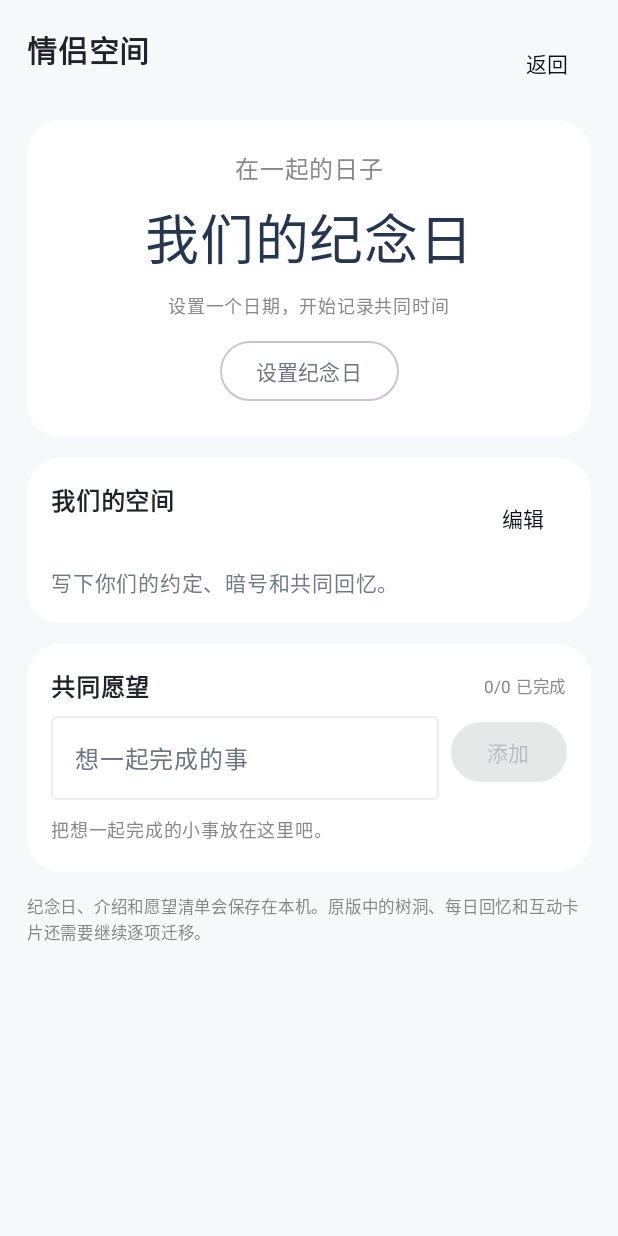
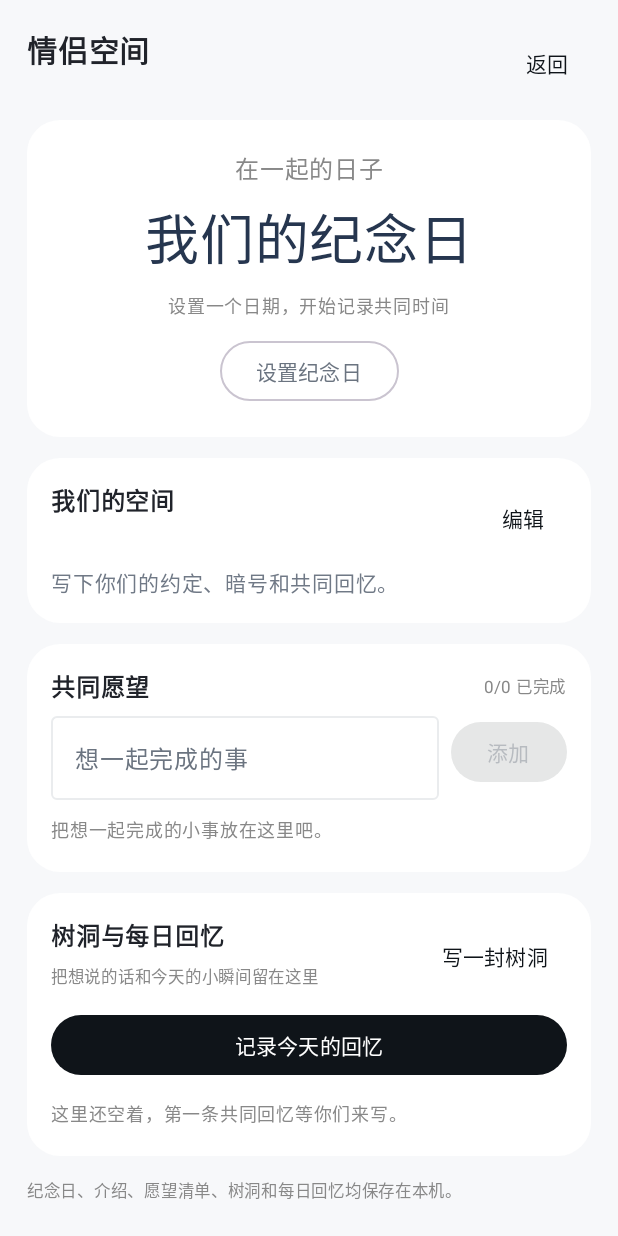
Before and after one commit to water1014/MioWatery-Original, an Android app built with Jetpack Compose: the composable CoupleScreen shown on its own in the app's theme, on a phone screen of 412 x 824 dp. Run offline under Robolectric (Android 15) with nearby library versions, the phone set to English and light mode, and no system bars; pictures from the network do not load; 2 statements that could not run were skipped.

Commit message:
Add persistent couple treehole and daily memories

```diff
--- a/android/app/src/main/java/com/water1014/miowatery/ui/CoupleScreen.kt
+++ b/android/app/src/main/java/com/water1014/miowatery/ui/CoupleScreen.kt
@@ -31,6 +31,10 @@ fun CoupleScreen(onBack: () -> Unit, modifier: Modifier = Modifier) {
     var dateDraft by remember { mutableStateOf(since) }
     var introDialog by remember { mutableStateOf(false) }
     var introDraft by remember { mutableStateOf(intro) }
+    var notes by remember { mutableStateOf(loadCoupleNotes(prefs)) }
+    var noteDialog by remember { mutableStateOf(false) }
+    var noteKind by remember { mutableStateOf("树洞") }
+    var noteDraft by remember { mutableStateOf("") }
     val days = remember(since) { runCatching { ChronoUnit.DAYS.between(LocalDate.parse(since), LocalDate.now()).toInt() + 1 }.getOrNull() }
 
     Column(modifier.fillMaxSize().background(Color(0xFFF7F8FA)).verticalScroll(rememberScrollState()).padding(18.dp), verticalArrangement = Arrangement.spacedBy(14.dp)) {
@@ -81,7 +85,34 @@ fun CoupleScreen(onBack: () -> Unit, modifier: Modifier = Modifier) {
                 }
             }
         }
-        Text("纪念日、介绍和愿望清单会保存在本机。原版中的树洞、每日回忆和互动卡片还需要继续逐项迁移。", color = Color.Gray, fontSize = 11.sp, lineHeight = 17.sp)
+        Card(colors = CardDefaults.cardColors(containerColor = Color.White), shape = RoundedCornerShape(22.dp)) {
+            Column(Modifier.fillMaxWidth().padding(16.dp), verticalArrangement = Arrangement.spacedBy(10.dp)) {
+                Row(Modifier.fillMaxWidth(), horizontalArrangement = Arrangement.SpaceBetween, verticalAlignment = androidx.compose.ui.Alignment.CenterVertically) {
+                    Column(verticalArrangement = Arrangement.spacedBy(3.dp)) {
+                        Text("树洞与每日回忆", fontWeight = FontWeight.SemiBold, color = Color(0xFF20232A))
+                        Text("把想说的话和今天的小瞬间留在这里", color = Color.Gray, fontSize = 11.sp)
+                    }
+                    TextButton(onClick = { noteKind = "树洞"; noteDraft = ""; noteDialog = true }) { Text("写一封树洞") }
+                }
+                Button(onClick = { noteKind = "每日回忆"; noteDraft = ""; noteDialog = true }, modifier = Modifier.fillMaxWidth()) { Text("记录今天的回忆") }
+                if (notes.isEmpty()) Text("这里还空着，第一条共同回忆等你们来写。", color = Color.Gray, fontSize = 12.sp)
+                notes.sortedByDescending { it.first }.forEachIndexed { index, entry ->
+                    Card(colors = CardDefaults.cardColors(containerColor = Color(0xFFF7F8FB)), shape = RoundedCornerShape(14.dp)) {
+                        Column(Modifier.fillMaxWidth().padding(12.dp), verticalArrangement = Arrangement.spacedBy(6.dp)) {
+                            Row(Modifier.fillMaxWidth(), horizontalArrangement = Arrangement.SpaceBetween) {
+                                Text(entry.second, color = Color(0xFF6B7C99), fontSize = 11.sp, fontWeight = FontWeight.Medium)
+                                Text(entry.third, color = Color.Gray, fontSize = 10.sp)
+                            }
+                            Text(entry.fourth, color = Color(0xFF343B46), fontSize = 13.sp, lineHeight = 20.sp)
+                            Row(Modifier.fillMaxWidth(), horizontalArrangement = Arrangement.End) {
+                                TextButton(onClick = { notes = notes.filterNot { it.first == entry.first }; saveCoupleNotes(prefs, notes) }) { Text("删除") }
+                            }
+                        }
+                    }
+                }
+            }
+        }
+        Text("纪念日、介绍、愿望清单、树洞和每日回忆均保存在本机。", color = Color.Gray, fontSize = 11.sp, lineHeight = 17.sp)
     }
     if (dateDialog) AlertDialog(
         onDismissRequest = { dateDialog = false }, title = { Text("设置纪念日") },
@@ -99,6 +130,24 @@ fun CoupleScreen(onBack: () -> Unit, modifier: Modifier = Modifier) {
         confirmButton = { TextButton(onClick = { intro = introDraft; prefs.edit().putString("intro", intro).apply(); introDialog = false }) { Text("保存") } },
         dismissButton = { TextButton(onClick = { introDialog = false }) { Text("取消") } }
     )
+    if (noteDialog) AlertDialog(
+        onDismissRequest = { noteDialog = false },
+        title = { Text(if (noteKind == "树洞") "写一封树洞" else "记录今日回忆") },
+        text = { OutlinedTextField(noteDraft, { noteDraft = it }, minLines = 4, placeholder = { Text(if (noteKind == "树洞") "把想说的话留在这里……" else "今天有什么值得记住的小事？") }) },
+        confirmButton = {
+            TextButton(onClick = {
+                val value = noteDraft.trim()
+                if (value.isNotEmpty()) {
+                    val now = java.time.LocalDateTime.now()
+                    val stamp = now.format(java.time.format.DateTimeFormatter.ofPattern("yyyy-MM-dd HH:mm"))
+                    notes = notes + Triple(System.currentTimeMillis().toString(), noteKind, stamp) .let { it.first to (it.second to (it.third to value)) }
+                    saveCoupleNotes(prefs, notes)
+                    noteDialog = false
+                }
+            }, enabled = noteDraft.isNotBlank()) { Text("保存") }
+        },
+        dismissButton = { TextButton(onClick = { noteDialog = false }) { Text("取消") } }
+    )
 }
 
 private fun loadWishes(prefs: android.content.SharedPreferences): List<Pair<String, Boolean>> = runCatching {
@@ -114,3 +163,21 @@ private fun saveWishes(prefs: android.content.SharedPreferences, wishes: List<Pa
     wishes.forEach { (text, done) -> array.put(JSONObject().put("text", text).put("done", done)) }
     prefs.edit().putString("wishes", array.toString()).apply()
 }
+
+
+private fun loadCoupleNotes(prefs: android.content.SharedPreferences): List<Triple<String, String, Pair<String, String>>> = runCatching {
+    val array = JSONArray(prefs.getString("couple_notes", "[]") ?: "[]")
+    (0 until array.length()).mapNotNull { i ->
+        val item = array.optJSONObject(i) ?: return@mapNotNull null
+        val id = item.optString("id").takeIf { it.isNotBlank() } ?: return@mapNotNull null
+        Triple(id, item.optString("kind", "树洞"), item.optString("date") to item.optString("text"))
+    }
+}.getOrDefault(emptyList())
+
+private fun saveCoupleNotes(prefs: android.content.SharedPreferences, notes: List<Triple<String, String, Pair<String, String>>>) {
+    val array = JSONArray()
+    notes.forEach { (id, kind, detail) ->
+        array.put(JSONObject().put("id", id).put("kind", kind).put("date", detail.first).put("text", detail.second))
+    }
+    prefs.edit().putString("couple_notes", array.toString()).apply()
+}
```
